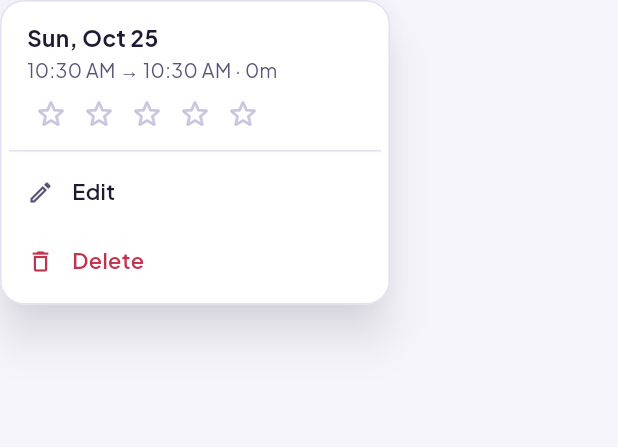
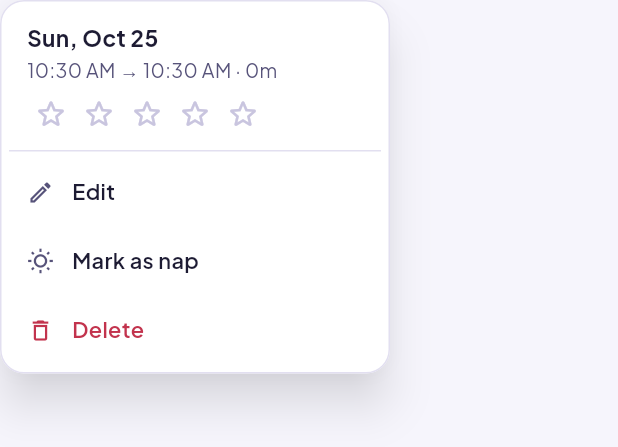
Before and after one commit to arabelagaje/Sleep-Tracker, a Flutter app: the SessionContextMenu widget shown alone on an empty page, opened directly with empty values, on a phone screen of 412 x 824 dp. Shown: the top 447 px of the screen. Run offline on Flutter 3.47's test engine with Material 3 defaults, Android fonts, the phone set to English and light mode, and no system bars; our stand-ins replace file_picker, sqflite; accounts and stored records are empty.

Commit message:
Mark sessions as naps and keep them out of nights
A session that wakes between 10am and 9pm after under 4h is saved as a
nap. Naps stay out of stats, charts and the calendar, show as labelled
rows in the Log, and can be switched from the editor or long-press menu.

Co-Authored-By: Claude Opus 5.5 <noreply@anthropic.com>
Claude-Session: https://claude.ai/code/session_01Ex4BhHhgza9rM8jiSeL8nM

```diff
--- a/lib/models/sleep_session.dart
+++ b/lib/models/sleep_session.dart
@@ -4,6 +4,7 @@ class SleepSession {
   final DateTime? wakeTime;
   final int? quality; // 1-5 stars
   final String? notes;
+  final bool isNap; // naps are kept out of nights, stats and charts
   final DateTime createdAt;
 
   SleepSession({
@@ -12,8 +13,14 @@ class SleepSession {
     this.wakeTime,
     this.quality,
     this.notes,
+    this.isNap = false,
     required this.createdAt,
   });
+
+  // A session that ends between 10am and 9pm and lasts under 4h is saved as a
+  // nap when stopped. Dated by wake time, like nights.
+  static bool looksLikeNap(DateTime bed, DateTime wake) =>
+      wake.hour >= 10 && wake.hour < 21 && wake.difference(bed) < const Duration(hours: 4);
 
   // Computed property: duration in minutes
   int? get duration {
@@ -40,6 +47,7 @@ class SleepSession {
       'wake_time': wakeTime?.millisecondsSinceEpoch,
       'quality': quality,
       'notes': notes,
+      'is_nap': isNap ? 1 : 0,
       'created_at': createdAt.millisecondsSinceEpoch,
     };
   }
@@ -54,6 +62,7 @@ class SleepSession {
           : null,
       quality: map['quality'] as int?,
       notes: map['notes'] as String?,
+      isNap: map['is_nap'] == 1,
       createdAt: DateTime.fromMillisecondsSinceEpoch(map['created_at'] as int),
     );
   }
@@ -66,6 +75,7 @@ class SleepSession {
     DateTime? wakeTime,
     int? quality,
     String? notes,
+    bool? isNap,
     DateTime? createdAt,
     bool clearWakeTime = false,
     bool clearQuality = false,
@@ -77,6 +87,7 @@ class SleepSession {
       wakeTime: clearWakeTime ? null : wakeTime ?? this.wakeTime,
       quality: clearQuality ? null : quality ?? this.quality,
       notes: clearNotes ? null : notes ?? this.notes,
+      isNap: isNap ?? this.isNap,
       createdAt: createdAt ?? this.createdAt,
     );
   }
@@ -86,7 +97,7 @@ class SleepSession {
 
   @override
   String toString() {
-    return 'SleepSession(id: $id, bedTime: $bedTime, wakeTime: $wakeTime, duration: $duration, quality: $quality)';
+    return 'SleepSession(id: $id, bedTime: $bedTime, wakeTime: $wakeTime, duration: $duration, quality: $quality, isNap: $isNap)';
   }
 
   @override
@@ -99,6 +110,7 @@ class SleepSession {
         other.wakeTime == wakeTime &&
         other.quality == quality &&
         other.notes == notes &&
+        other.isNap == isNap &&
         other.createdAt == createdAt;
   }
 
@@ -109,6 +121,7 @@ class SleepSession {
         wakeTime.hashCode ^
         quality.hashCode ^
         notes.hashCode ^
+        isNap.hashCode ^
         createdAt.hashCode;
   }
 }
--- a/lib/providers/sleep_provider.dart
+++ b/lib/providers/sleep_provider.dart
@@ -10,6 +10,7 @@ class SleepProvider extends ChangeNotifier {
   final DatabaseHelper _db;
 
   bool _loading = true;
+  List<SleepSession> _finished = [];
   List<SleepSession> _nights = [];
   SleepSession? _active;
 
@@ -17,15 +18,19 @@ class SleepProvider extends ChangeNotifier {
   bool get isSleeping => _active != null;
   SleepSession? get active => _active;
 
-  // Finished sessions, newest wake-up first.
+  // Finished sessions, naps included, newest wake-up first.
+  List<SleepSession> get finished => _finished;
+
+  // Finished sessions without naps, newest wake-up first. Stats and charts use these.
   List<SleepSession> get nights => _nights;
   SleepSession? get lastNight => _nights.isEmpty ? null : _nights.first;
 
   Future<void> load() async {
     final all = await _db.getAllSessions();
     _active = all.where((s) => s.isActive).firstOrNull;
-    _nights = all.where((s) => !s.isActive).toList()
+    _finished = all.where((s) => !s.isActive).toList()
       ..sort((a, b) => b.wakeTime!.compareTo(a.wakeTime!));
+    _nights = _finished.where((s) => !s.isNap).toList();
     _loading = false;
     notifyListeners();
     await QuickTile.push(_active, lastNight);
@@ -41,7 +46,8 @@ class SleepProvider extends ChangeNotifier {
   Future<SleepSession?> stopSleep([DateTime? at]) async {
     final a = _active;
     if (a == null) return null;
-    final done = a.copyWith(wakeTime: at ?? DateTime.now());
+    final wake = at ?? DateTime.now();
+    final done = a.copyWith(wakeTime: wake, isNap: SleepSession.looksLikeNap(a.bedTime, wake));
     await _db.updateSession(done);
     await load();
     return done;
--- a/lib/services/database_helper.dart
+++ b/lib/services/database_helper.dart
@@ -41,10 +41,13 @@ class DatabaseHelper {
     );
   }
 
-  static const schemaVersion = 2;
+  static const schemaVersion = 3;
 
   Future<void> _onUpgrade(Database db, int oldVersion, int newVersion) async {
     if (oldVersion < 2) await _createSettings(db);
+    if (oldVersion < 3) {
+      await db.execute('ALTER TABLE sleep_sessions ADD COLUMN is_nap INTEGER NOT NULL DEFAULT 0');
+    }
   }
 
   Future<void> _createSettings(Database db) async {
@@ -64,7 +67,8 @@ class DatabaseHelper {
         wake_time INTEGER,
         quality INTEGER,
         notes TEXT,
-        created_at INTEGER NOT NULL
+        created_at INTEGER NOT NULL,
+        is_nap INTEGER NOT NULL DEFAULT 0
       )
     ''');
     await _createSettings(db);
--- a/lib/widgets/session_context_menu.dart
+++ b/lib/widgets/session_context_menu.dart
@@ -10,12 +10,12 @@ import 'session_editor_sheet.dart';
 import 'star_rating.dart';
 import 'undo_snackbar.dart';
 
-enum _MenuAction { edit, delete, add }
+enum _MenuAction { edit, nap, delete, add }
 
 // Long-press callback for a night, with the finger's global position.
 typedef SessionLongPress = void Function(SleepSession session, Offset position);
 
-// Long-press menu for a night: its value, quick rating, Edit and Delete.
+// Long-press menu for a session: its value, quick rating, Edit, nap/night and Delete.
 class SessionContextMenu extends StatefulWidget {
   const SessionContextMenu({super.key, required this.session, required this.onRate});
 
@@ -37,7 +37,7 @@ class SessionContextMenu extends StatefulWidget {
         session: session,
         onRate: (q) async {
           await sleep.rate(current, q);
-          current = sleep.nights.firstWhere((s) => s.id == session.id, orElse: () => current);
+          current = sleep.finished.firstWhere((s) => s.id == session.id, orElse: () => current);
         },
       ),
     );
@@ -45,6 +45,8 @@ class SessionContextMenu extends StatefulWidget {
     switch (action) {
       case _MenuAction.edit:
         SessionEditorSheet.show(context, mode: EditorMode.editNight, session: current);
+      case _MenuAction.nap:
+        await sleep.save(current.copyWith(isNap: !current.isNap));
       case _MenuAction.delete:
         await sleep.delete(current);
         if (!context.mounted) return;
@@ -138,6 +140,9 @@ class _SessionContextMenuState extends State<SessionContextMenu> {
         ),
         Divider(height: 9, color: c.line),
         const _MenuItem(Icons.edit_outlined, 'Edit', _MenuAction.edit),
+        s.isNap
+            ? const _MenuItem(Icons.bedtime_outlined, 'Mark as night', _MenuAction.nap)
+            : const _MenuItem(Icons.wb_sunny_outlined, 'Mark as nap', _MenuAction.nap),
         _MenuItem(Icons.delete_outline, 'Delete', _MenuAction.delete, color: c.danger),
       ],
     );
```
Also changed, not shown: lib/screens/log/log_screen.dart (+10 -8 lines), lib/screens/log/widgets/timeline_row.dart (+22 -6 lines), lib/widgets/session_editor_sheet.dart (+36 -1 lines), 2 other files.
